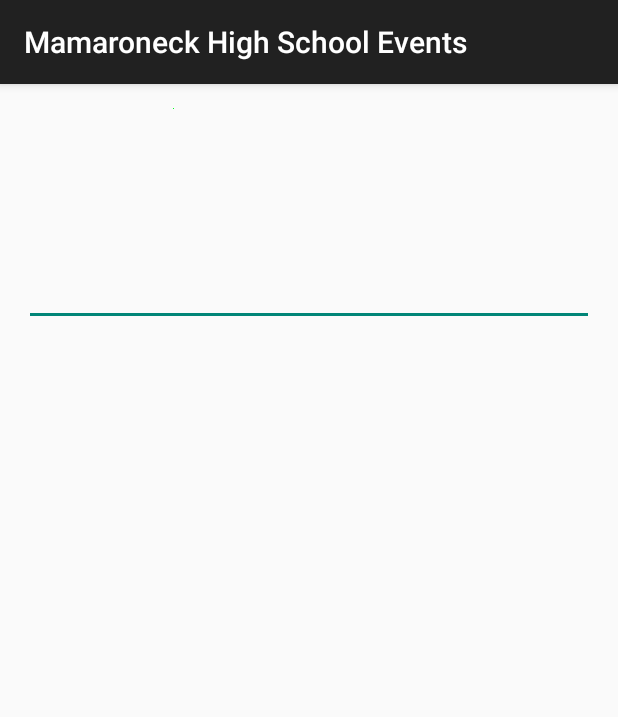
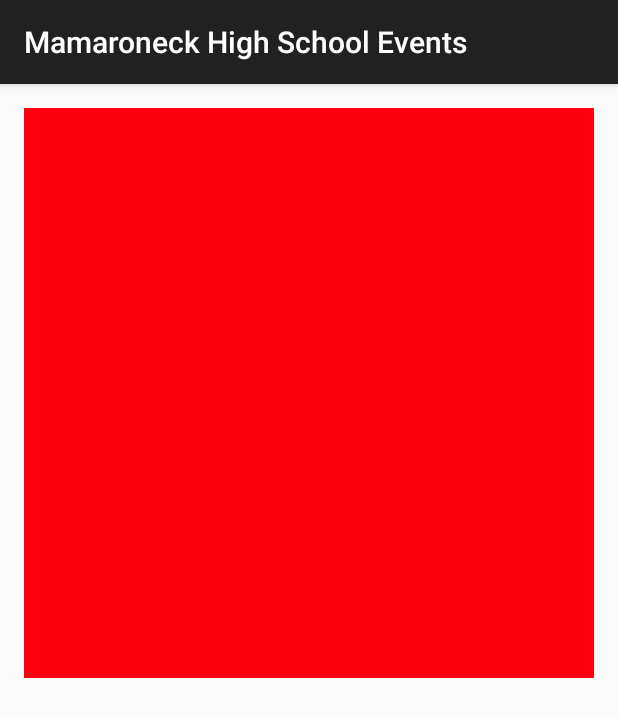
Before and after one commit to MHSCSClub/FBLA_MobileApp_2015, an Android app: the screen it shows after launch (MainActivity), on a phone screen of 412 x 824 dp. Shown: the top 717 px of the screen. Run offline under Robolectric (Android 15) with nearby library versions, the phone set to English and light mode, and no system bars.

Commit message:
Version 1 of image banner with list placeholder

```diff
--- a/FBLA2015/app/src/main/res/layout/activity_main.xml
+++ b/FBLA2015/app/src/main/res/layout/activity_main.xml
@@ -5,43 +5,53 @@
     android:paddingTop="@dimen/activity_vertical_margin"
     android:paddingBottom="@dimen/activity_vertical_margin" tools:context=".MainActivity">
 
+
     <LinearLayout
         android:orientation="vertical"
         android:layout_width="fill_parent"
         android:layout_height="fill_parent">
 
         <ViewFlipper
-            android:layout_width="wrap_content"
+            android:layout_width="fill_parent"
             android:layout_height="wrap_content"
             android:id="@+id/viewFlipper"
             android:nestedScrollingEnabled="true"
             android:autoStart="true"
             android:animateFirstView="true"
-            android:flipInterval="1000">
+            android:flipInterval="1000"
+            android:layout_gravity="center_horizontal">
 
             <ImageView
-                android:layout_width="wrap_content"
-                android:layout_height="wrap_content"
-                android:id="@+id/imageView"
-                android:src="#ff00ff1e"
-                android:layout_gravity="right" />
+                android:layout_width="match_parent"
+                android:layout_height="match_parent"
+                android:id="@+id/imageView2"
+                android:src="@drawable/test1"
+                android:adjustViewBounds="true"
+                android:maxHeight="128dp" />
 
             <ImageView
-                android:layout_width="100dp"
-                android:layout_height="100dp"
+                android:layout_width="match_parent"
+                android:layout_height="match_parent"
+                android:id="@+id/imageView"
+                android:src="#ff00ff24"
+                android:adjustViewBounds="true" />
+
+            <ImageView
+                android:layout_width="match_parent"
+                android:layout_height="match_parent"
                 android:id="@+id/imageView5"
-                android:src="#ffff0010" />
+                android:src="#ffff0010"
+                android:adjustViewBounds="true" />
 
         </ViewFlipper>
 
-        <EditText
-            android:layout_width="match_parent"
+        <ListView
+            android:layout_width="wrap_content"
             android:layout_height="wrap_content"
-            android:inputType="date"
-            android:ems="10"
-            android:id="@+id/editText"
-            android:layout_gravity="center_horizontal" />
+            android:id="@+id/listView"
+            android:visibility="visible" />
 
     </LinearLayout>
 
+
 </RelativeLayout>
```
Also changed, not shown: FBLA2015/app/src/main/ic_launcher-web.png (added), FBLA2015/app/src/main/res/drawable-hdpi/ic_launcher.png, FBLA2015/app/src/main/res/drawable-mdpi/ic_launcher.png, FBLA2015/app/src/main/res/drawable-xhdpi/ic_launcher.png, FBLA2015/app/src/main/res/drawable-xxhdpi/ic_launcher.png, FBLA2015/app/src/main/res/drawable-xxhdpi/test1.png (added), FBLA2015/app/src/main/test1-web.png (added).
